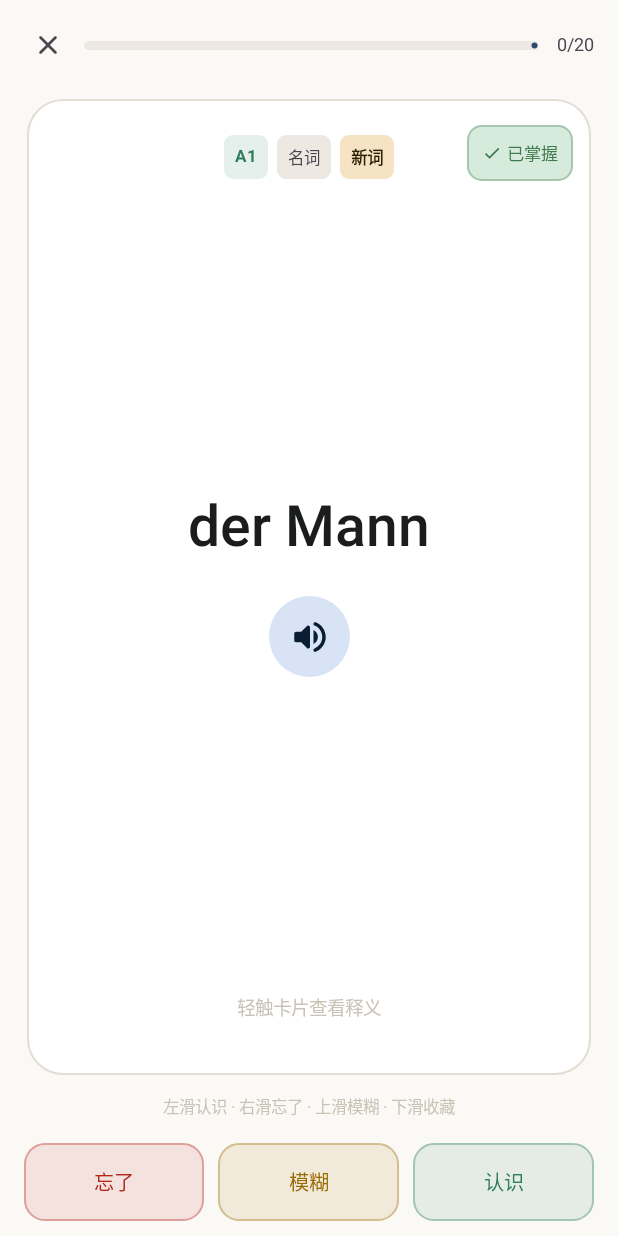
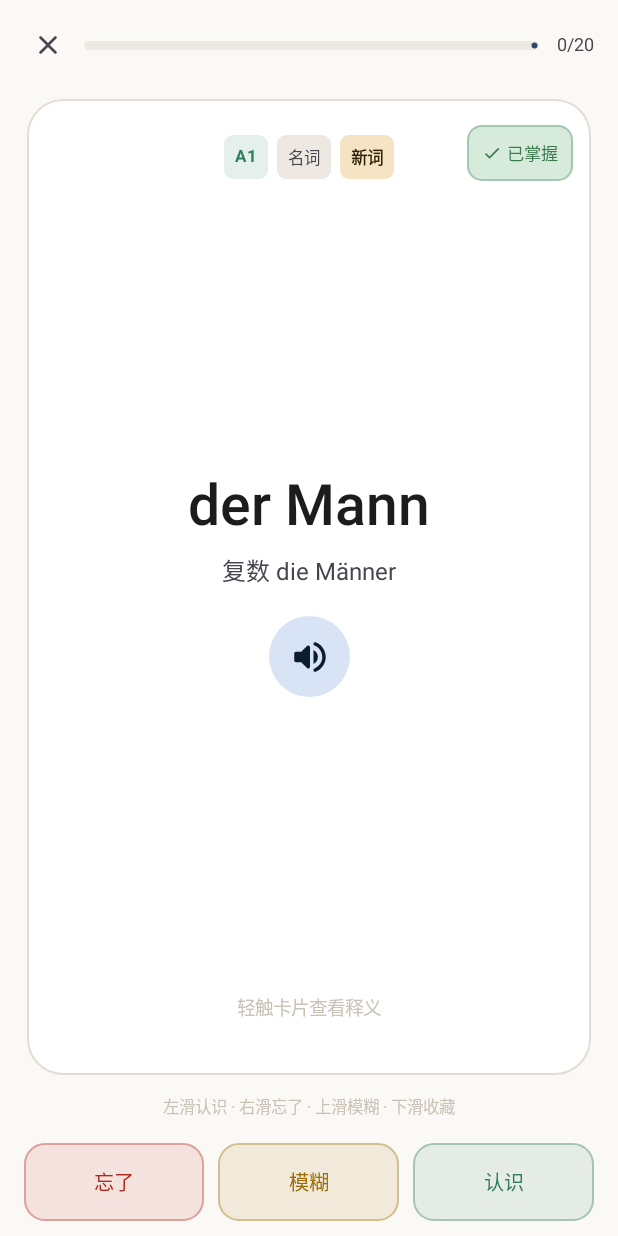
Before and after one commit to ntlaoshi/wortschatz, an Android app built with Jetpack Compose: the screen it shows after launch (MainActivity), after a tap on "学新词", on a phone screen of 412 x 824 dp. Run offline under Robolectric (Android 15) with nearby library versions, the light colour scheme and no system bars.

Commit message:
feat: 名词复数全场景显示，修复「复数 null」脏数据
显示
- Word 新增 pluralNote，grammarNote 复用之
- 学习卡片正面新增复数行，与单数同时呈现
- 查词、收藏、书内单词、学习记录列表的释义下方补一行复数
- 拼写测试判分后补充复数，顺带复习词形变化

修复
- SeedLoader 改用显式 isNull 判断：字段缺失、JSON null、字面量 "null" 统一按空处理
  旧实现用 optString，会把 null 读成字符串 "null"，名词显示成「复数 null」
- DB 升级 v3 -> v4，清理历史脏数据，学习进度与收藏不受影响

数据
- 教材词单补齐 die Welt / die Grammatik / Herr / der Step 的复数
- 格式文档更新空字段约定（null 与省略等价）

版本 1.8 (versionCode 9)

```diff
--- a/app/build.gradle.kts
+++ b/app/build.gradle.kts
@@ -23,8 +23,8 @@ android {
         applicationId = "de.wortschatz.app"
         minSdk = 26
         targetSdk = 35
-        versionCode = 8
-        versionName = "1.7"
+        versionCode = 9
+        versionName = "1.8"
         vectorDrawables { useSupportLibrary = true }
     }
 
--- a/app/src/main/java/de/wortschatz/app/data/SeedLoader.kt
+++ b/app/src/main/java/de/wortschatz/app/data/SeedLoader.kt
@@ -69,33 +69,43 @@ object SeedLoader {
         val out = ArrayList<Word>(arr.length())
         for (i in 0 until arr.length()) {
             val o = arr.optJSONObject(i) ?: continue
-            val word = o.optString("w").ifBlank { o.optString("word") }.trim()
-            if (word.isEmpty()) continue
-            val zh = o.optString("zh").ifBlank { o.optString("meaning") }.trim()
-            val lemma = o.optString("l").ifBlank {
-                o.optString("lemma").ifBlank {
-                    // 去掉冠词作为检索词根
-                    word.removePrefix("der ").removePrefix("die ").removePrefix("das ")
-                }
-            }
+            val word = jsonString(o, "w", "word")?.trim() ?: continue
+            val zh = jsonString(o, "zh", "meaning") ?: ""
+            val lemma = jsonString(o, "l", "lemma") ?: word
+                .removePrefix("der ").removePrefix("die ").removePrefix("das ")
             out.add(
                 Word(
                     word = word,
                     lemma = lemma,
-                    pos = o.optString("p").ifBlank { o.optString("pos", "") },
-                    gender = o.optString("g").ifBlank { o.optString("gender") }.ifBlank { null },
-                    plural = o.optString("pl").ifBlank { o.optString("plural") }.ifBlank { null },
+                    pos = jsonString(o, "p", "pos") ?: "",
+                    gender = jsonString(o, "g", "gender"),
+                    plural = jsonString(o, "pl", "plural"),
                     zh = zh,
-                    en = o.optString("en").ifBlank { null },
-                    example = o.optString("ex").ifBlank { o.optString("example") }.ifBlank { null },
-                    exampleZh = o.optString("exZh").ifBlank { o.optString("example_zh") }
-                        .ifBlank { null },
-                    level = o.optString("lv").ifBlank { o.optString("level", "A1") },
-                    tags = o.optString("tg").ifBlank { o.optString("tags") }.ifBlank { null },
-                    source = o.optString("src", Word.SRC_BUILTIN)
+                    en = jsonString(o, "en"),
+                    example = jsonString(o, "ex", "example"),
+                    exampleZh = jsonString(o, "exZh", "example_zh"),
+                    level = jsonString(o, "lv", "level") ?: "A1",
+                    tags = jsonString(o, "tg", "tags"),
+                    source = jsonString(o, "src") ?: Word.SRC_BUILTIN
                 )
             )
         }
         return out
     }
+
+    /**
+     * 读取字符串字段。
+     *
+     * 必须显式判断 isNull：`JSONObject.optString()` 遇到 JSON null 时返回字符串 "null"
+     * 而不是空串，直接落库会让名词显示成「复数 null」。字段缺失、显式 null、
+     * 以及字面量 "null" 三种情况统一返回 null。
+     */
+    private fun jsonString(o: JSONObject, vararg keys: String): String? {
+        for (key in keys) {
+            if (!o.has(key) || o.isNull(key)) continue
+            val v = o.optString(key).trim()
+            if (v.isNotEmpty() && !v.equals("null", ignoreCase = true)) return v
+        }
+        return null
+    }
 }
--- a/app/src/main/java/de/wortschatz/app/data/Word.kt
+++ b/app/src/main/java/de/wortschatz/app/data/Word.kt
@@ -43,8 +43,19 @@ data class Word(
                 "n" -> "中性 das"
                 else -> null
             }
-            val p = plural?.takeIf { it.isNotBlank() }?.let { "复数 $it" }
-            return listOfNotNull(g, p).joinToString(" · ").ifBlank { null }
+            return listOfNotNull(g, pluralNote).joinToString(" · ").ifBlank { null }
+        }
+
+    /**
+     * 名词复数提示，单独暴露给卡片正面与列表行使用。
+     * 德语名词的复数形式变化无规律，背单词时必须与单数同时记住，
+     * 因此除详情页外，凡是出现词条的地方都要带上这一行。
+     */
+    val pluralNote: String?
+        get() {
+            if (pos != "n") return null
+            val p = plural?.takeIf { it.isNotBlank() } ?: return null
+            return "复数 $p"
         }
 
     companion object {
--- a/app/src/main/java/de/wortschatz/app/data/WordDb.kt
+++ b/app/src/main/java/de/wortschatz/app/data/WordDb.kt
@@ -108,6 +108,14 @@ class WordDb private constructor(context: Context) :
             )
             db.execSQL("CREATE INDEX IF NOT EXISTS idx_book_words_book ON book_words(book_id)")
             version = 3
+        }
+        if (version < 4) {
+            // v4：修复旧版解析器把 JSON null 写成字符串 "null" 的脏数据，
+            // 否则名词会显示「复数 null」。只清理字面量 "null"，真实值不受影响。
+            listOf("gender", "plural", "en", "example", "example_zh", "tags").forEach { col ->
+                db.execSQL("UPDATE words SET $col = NULL WHERE LOWER($col) = 'null'")
+            }
+            version = 4
         }
     }
 
@@ -605,7 +613,7 @@ class WordDb private constructor(context: Context) :
 
     companion object {
         private const val DB_NAME = "wortschatz.db"
-        private const val DB_VERSION = 3
+        private const val DB_VERSION = 4
         private const val COLUMNS =
             "id, word, lemma, pos, gender, plural, zh, en, example, example_zh, level, tags, source"
 
--- a/app/src/main/java/de/wortschatz/app/ui/SettingsScreen.kt
+++ b/app/src/main/java/de/wortschatz/app/ui/SettingsScreen.kt
@@ -654,7 +654,7 @@ fun SettingsScreen(
                     Spacer(Modifier.width(8.dp))
                     Column {
                         Text(
-                            text = "德语单词 Wortschatz 1.7",
+                            text = "德语单词 Wortschatz 1.8",
                             fontSize = 13.sp,
                             color = MaterialTheme.colorScheme.onSurface
                         )
--- a/app/src/main/java/de/wortschatz/app/ui/StudyScreen.kt
+++ b/app/src/main/java/de/wortschatz/app/ui/StudyScreen.kt
@@ -486,7 +486,18 @@ private fun FrontFace(
             textAlign = TextAlign.Center,
             color = MaterialTheme.colorScheme.onSurface
         )
-        Spacer(Modifier.height(22.dp))
+        // 名词复数与单数一起记，正面就要看得到，不能只放在背面
+        word.pluralNote?.let {
+            Spacer(Modifier.height(6.dp))
+            Text(
+                text = it,
+                fontFamily = FontFamily.Default,
+                fontSize = 16.sp,
+                textAlign = TextAlign.Center,
+                color = MaterialTheme.colorScheme.onSurfaceVariant
+            )
+        }
+        Spacer(Modifier.height(18.dp))
         SpeakButton(onClick = { speaker(word.word) }, size = 54.dp)
 
         Spacer(Modifier.weight(1f))
```
Also changed, not shown: app/src/main/java/de/wortschatz/app/ui/BookDetailScreen.kt (+9 -0 lines), app/src/main/java/de/wortschatz/app/ui/Components.kt (+11 -0 lines), app/src/main/java/de/wortschatz/app/ui/LearningRecordsScreen.kt (+9 -0 lines), app/src/main/java/de/wortschatz/app/ui/SpellTestScreen.kt (+10 -0 lines), 5 other files.
